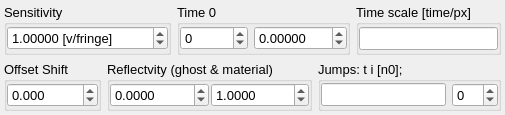
First picture: the form in UIs/nVISAR3.ui, repository NeutrinoToolkit/Neutrino, before the edit.
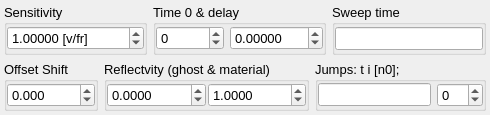
Second picture: the form after the edit.

Commit message: fix visar sweep time function

```diff
--- a/UIs/nVISAR3.ui
+++ b/UIs/nVISAR3.ui
@@ -33,7 +33,7 @@
    </property>
    <item>
     <widget class="QWidget" name="widget_2" native="true">
-     <layout class="QHBoxLayout" name="horizontalLayout_2">
+     <layout class="QHBoxLayout" name="horizontalLayout_2" stretch="0,0,1">
       <property name="leftMargin">
        <number>0</number>
       </property>
@@ -72,7 +72,7 @@
             </font>
            </property>
            <property name="suffix">
-            <string> [v/fringe]</string>
+            <string> [v/fr]</string>
            </property>
            <property name="decimals">
             <number>5</number>
@@ -100,7 +100,7 @@
       <item>
        <widget class="QGroupBox" name="groupBox">
         <property name="title">
-         <string>Time 0</string>
+         <string>Time 0 &amp;&amp; delay</string>
         </property>
         <layout class="QGridLayout" name="gridLayout_3">
          <property name="leftMargin">
@@ -169,7 +169,7 @@
       <item>
        <widget class="QGroupBox" name="groupBox_4">
         <property name="title">
-         <string>Time scale [time/px]</string>
+         <string>Sweep time</string>
         </property>
         <layout class="QGridLayout" name="gridLayout_4">
          <property name="leftMargin">
@@ -199,7 +199,7 @@
    </item>
    <item>
     <widget class="QWidget" name="widget" native="true">
-     <layout class="QHBoxLayout" name="horizontalLayout" stretch="0,0,0">
+     <layout class="QHBoxLayout" name="horizontalLayout" stretch="0,0,1">
       <property name="leftMargin">
        <number>0</number>
       </property>
```
Left out of the diff: 4 changed lines with no effect on the pictures. The commit also changes 7 other files.
